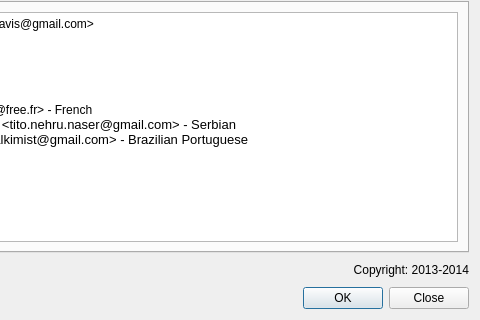
Above: src/aboutdialog.ui from AntiMicroX/antimicrox before the change; both pictures show x 160 to 640 and y 160 to 480 of the 640 by 480 pixel window. Below: the same form after it.
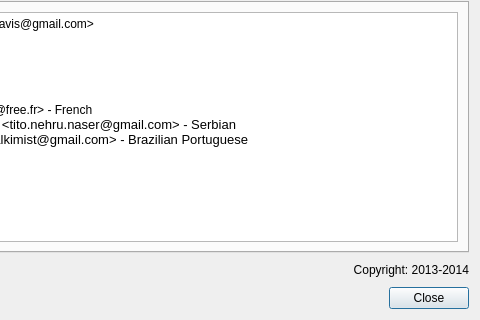
That is the form after the change. Icons and pictures are not drawn.

Commit message: Unify usage of GUID and name when possible. Updated main window menu.

Diff of the .ui file:
```diff
--- a/src/aboutdialog.ui
+++ b/src/aboutdialog.ui
@@ -365,7 +365,7 @@
      <item>
       <widget class="QDialogButtonBox" name="buttonBox">
        <property name="standardButtons">
-        <set>QDialogButtonBox::Close|QDialogButtonBox::Ok</set>
+        <set>QDialogButtonBox::Close</set>
        </property>
       </widget>
      </item>
```
The commit also changes 4 other files.
